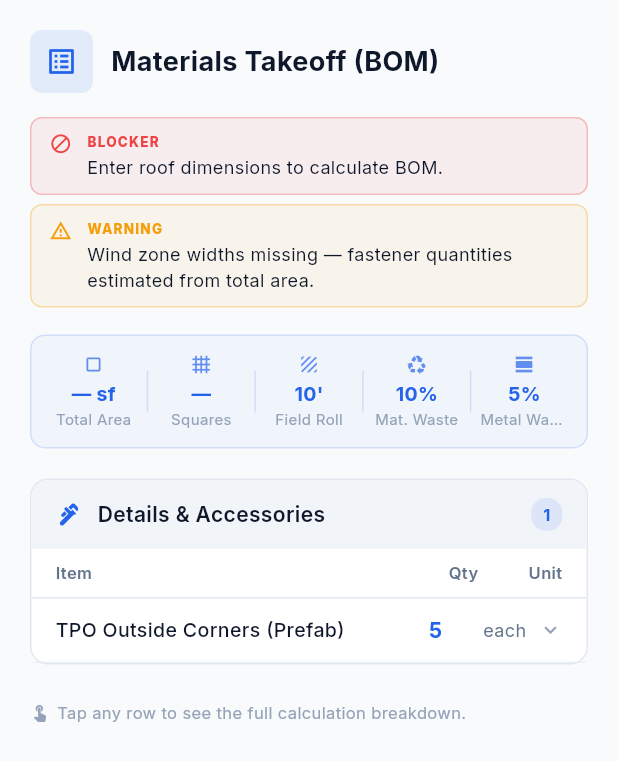
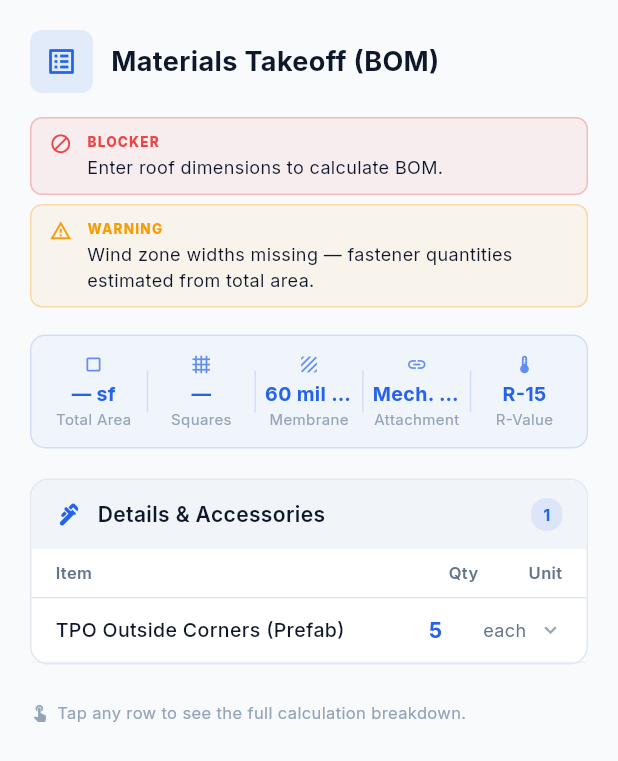
Before and after one commit to gophermattm/protpo-estimator, a Flutter app: the _MaterialsTakeoffTab widget shown alone on an empty page, opened directly with empty values, on a phone screen of 412 x 824 dp. Shown: the top 761 px of the screen. Run offline on Flutter 3.47's test engine with Material 3 defaults, Android fonts, the phone set to English and light mode, and no system bars; our stand-ins replace cloud_firestore, firebase_core, flutter_riverpod, google_fonts, pdf; missing offline and left inert: dart:html; accounts and stored records are empty.

Commit message:
Tier 1 fixes: area sync, BOM header chips, unlock perim roll, hide parapet toggle

```diff
--- a/lib/widgets/center_panel.dart
+++ b/lib/widgets/center_panel.dart
@@ -128,6 +128,8 @@ class _MaterialsTakeoffTabState extends ConsumerState<_MaterialsTakeoffTab> {
     final geo       = ref.watch(roofGeometryProvider);
     final membrane  = ref.watch(membraneSystemProvider);
     final info      = ref.watch(projectInfoProvider);
+    final parapet   = ref.watch(parapetWallsProvider);
+    final rResult   = ref.watch(rValueResultProvider);
 
     // Clamp if buildings were removed
     final sel = isMulti ? _sel.clamp(-1, allBoms.length - 1) : 0;
@@ -146,10 +148,10 @@ class _MaterialsTakeoffTabState extends ConsumerState<_MaterialsTakeoffTab> {
       isTotal = false;
     }
 
-    // For summary chips area when showing total: sum all building areas
+    // For summary chips area: include parapet area (adds to material qty)
     final displayArea = isTotal
-        ? buildings.fold(0.0, (s, b) => s + b.roofGeometry.totalArea)
-        : geo.totalArea;
+        ? buildings.fold(0.0, (s, b) => s + b.roofGeometry.totalArea + b.parapetWalls.parapetArea)
+        : geo.totalArea + parapet.parapetArea;
 
     return SingleChildScrollView(
       padding: const EdgeInsets.all(20),
@@ -183,7 +185,7 @@ class _MaterialsTakeoffTabState extends ConsumerState<_MaterialsTakeoffTab> {
           ],
 
           // ── Summary chips ────────────────────────────────────────────────────
-          _SummaryChips(area: displayArea, membrane: membrane, info: info),
+          _SummaryChips(area: displayArea, membrane: membrane, info: info, totalRValue: rResult?.totalRValue ?? 0.0),
           const SizedBox(height: 20),
 
           // ── Roof renderer (individual building only) ────────────────────────
@@ -650,8 +652,9 @@ class _SummaryChips extends StatelessWidget {
   final double area;
   final MembraneSystem membrane;
   final ProjectInfo info;
-
-  const _SummaryChips({required this.area, required this.membrane, required this.info});
+  final double totalRValue;
+
+  const _SummaryChips({required this.area, required this.membrane, required this.info, required this.totalRValue});
 
   @override
   Widget build(BuildContext context) {
@@ -666,15 +669,15 @@ class _SummaryChips extends StatelessWidget {
         border: Border.all(color: AppTheme.primary.withOpacity(0.15)),
       ),
       child: Row(children: [
-        _chip('Total Area',   '$aStr sf',           Icons.crop_square),
+        _chip('Total Area',   '$aStr sf',                                Icons.crop_square),
         _vDivider(),
-        _chip('Squares',      sq,                   Icons.grid_4x4),
+        _chip('Squares',      sq,                                        Icons.grid_4x4),
         _vDivider(),
-        _chip('Field Roll',   membrane.rollWidth, Icons.texture),
+        _chip('Membrane',     '${membrane.thickness} ${membrane.membraneType}', Icons.texture),
         _vDivider(),
-        _chip('Mat. Waste',   '${_pct(info.wasteMaterial)}%', Icons.recycling),
+        _chip('Attachment',   membrane.fieldAttachment == 'Mechanically Attached' ? 'Mech. Att.' : membrane.fieldAttachment == 'Fully Adhered' ? 'Fully Adh.' : 'Rhinobond', Icons.link),
         _vDivider(),
-        _chip('Metal Waste',  '${_pct(info.wasteMetal)}%',    Icons.view_day),
+        _chip('R-Value',      totalRValue > 0 ? 'R-${totalRValue.toStringAsFixed(0)}' : '—', Icons.thermostat),
       ]),
     );
   }
--- a/lib/widgets/right_panel.dart
+++ b/lib/widgets/right_panel.dart
@@ -394,11 +394,13 @@ class _SummarySection extends ConsumerWidget {
     final rWarnings= ref.watch(rValueValidationProvider);
     final bom      = ref.watch(bomProvider);
 
-    final area      = geo.totalArea;
+    final roofArea  = geo.totalArea;
+    final parapetA  = ref.watch(parapetWallsProvider).parapetArea;
+    final area      = roofArea + parapetA;   // material area incl. parapet flashing
     final perim     = geo.totalPerimeter;
     final totalR    = rResult?.totalRValue ?? 0.0;
     final reqR      = info.requiredRValue;
-    final squares   = area > 0 ? area / 100 : 0.0;
+    final squares   = roofArea > 0 ? roofArea / 100 : 0.0;  // squares = roof only
     final bomCount  = bom.activeItems.length;
 
     // ── Compliance logic ────────────────────────────────────────────────────
```
Also changed, not shown: lib/widgets/left_panel.dart (+8 -21 lines).
